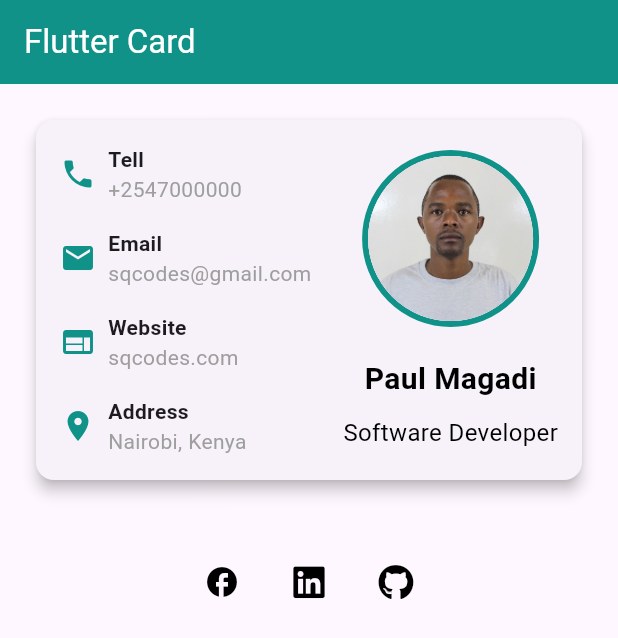
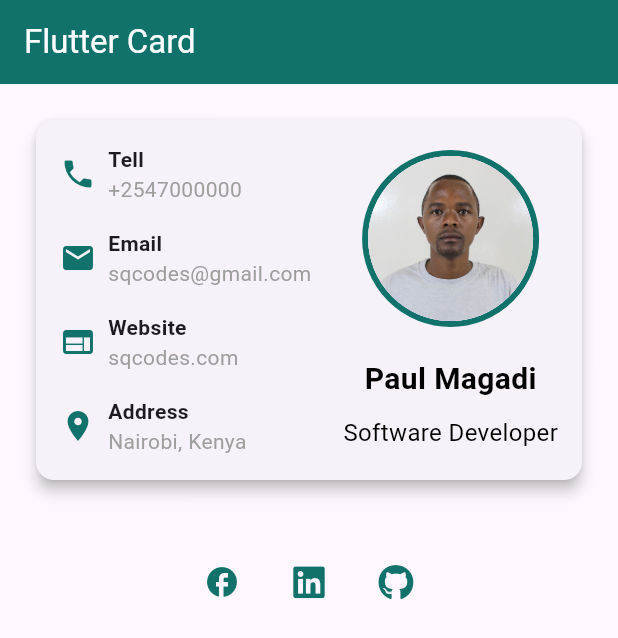
Before and after one commit to paulmagadi/Learn_Flutter, a Flutter app: the screen it shows after launch, on a phone screen of 412 x 824 dp. Shown: the top 638 px of the screen. Run offline on Flutter 3.47's test engine with Material 3 defaults, Android fonts, the phone set to English and light mode, and no system bars; our stand-ins replace font_awesome_flutter.

Commit message:
modified:   practice_flutter/card_app/README.md 	modified:   practice_flutter/card_app/lib/constants/constants.dart 	modified:   practice_flutter/card_app/lib/screens/home.dart 	new file:   practice_flutter/card_app/screen2.png

```diff
--- a/practice_flutter/card_app/lib/constants/constants.dart
+++ b/practice_flutter/card_app/lib/constants/constants.dart
@@ -1,13 +1,12 @@
 import 'package:flutter/material.dart';
 
 //Define constant colors
-const Color mainColor = Color.fromARGB(255, 16, 146, 137);
+const Color mainColor = Color.fromARGB(255, 17, 113, 107);
+// const Color mainColor = Color.fromARGB(255, 16, 146, 137);
 const Color greyColor = Colors.grey;
 const Color whiteColor = Colors.white;
 const Color blackColor = Color.fromARGB(255, 0, 0, 0);
 const Color textColor = Color.fromARGB(255, 0, 0, 0);
-
-
 
 // Define padding and margin constants
 const EdgeInsets defaultPadding = EdgeInsets.all(16.0);
--- a/practice_flutter/card_app/lib/screens/home.dart
+++ b/practice_flutter/card_app/lib/screens/home.dart
@@ -164,19 +164,19 @@ class _HomeState extends State<Home> {
                 IconButton(
                   icon: const Icon(Icons.facebook),
                   onPressed: () {},
-                  color: blackColor,
+                  color: mainColor,
                   tooltip: 'Facebook',
                 ),
                 IconButton(
                   icon: const FaIcon(FontAwesomeIcons.linkedin),
                   onPressed: () {},
-                  color: blackColor,
+                  color: mainColor,
                   tooltip: 'LinkedIn',
                 ),
                 IconButton(
                   icon: const FaIcon(FontAwesomeIcons.github),
                   onPressed: () {},
-                  color: blackColor,
+                  color: mainColor,
                   tooltip: 'GitHub',
                 ),
               ],
```
Also changed, not shown: practice_flutter/card_app/screen2.png (added), 1 other file.
